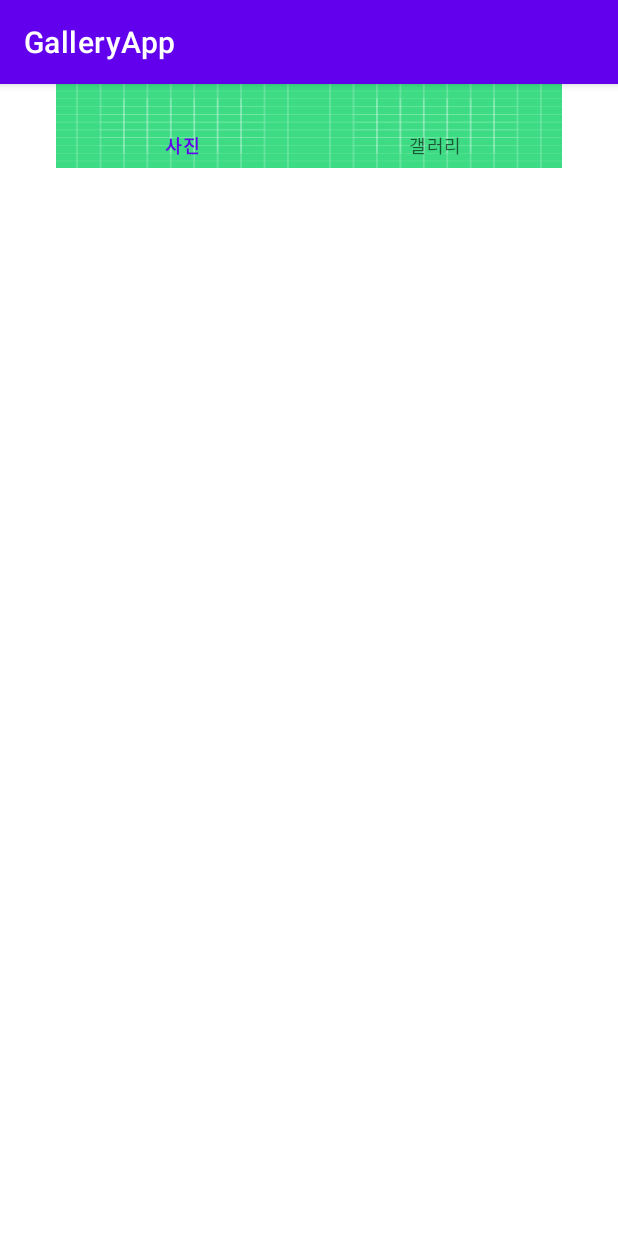
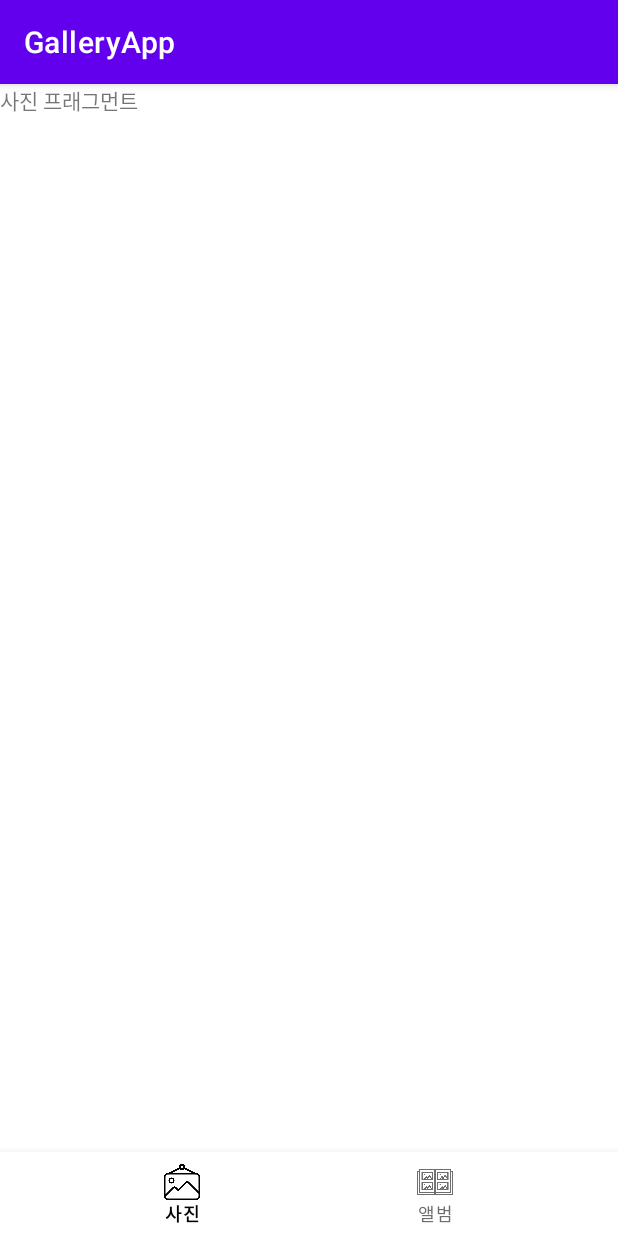
Before and after one commit to hir0122/FacebookGallery, an Android app: the screen it shows after launch (MainActivity), on a phone screen of 412 x 824 dp. Run offline under Robolectric (Android 15) with nearby library versions, the phone set to English and light mode, and no system bars.

Commit message:
navigation에서 Binary XML file line 오류 발생

```diff
--- a/app/build.gradle
+++ b/app/build.gradle
@@ -32,12 +32,12 @@ dependencies {
 
     implementation 'androidx.appcompat:appcompat:1.2.0'
     implementation 'com.google.android.material:material:1.2.1'
+    implementation 'com.google.android.material:material:1.0.0'
     implementation 'androidx.constraintlayout:constraintlayout:2.0.4'
-    implementation 'com.google.android.material:material:1.0.0'
     implementation 'androidx.legacy:legacy-support-v4:1.0.0'
     testImplementation 'junit:junit:4.+'
     androidTestImplementation 'androidx.test.ext:junit:1.1.2'
     androidTestImplementation 'androidx.test.espresso:espresso-core:3.3.0'
 
-    implementation 'com.facebook.android:facebook-android-sdk:[5,6)'
+    //implementation 'com.facebook.android:facebook-android-sdk:5.15.3'
 }
--- a/app/src/main/java/com/app/galleryapp/Fragment/AlbumMainFragment.java
+++ b/app/src/main/java/com/app/galleryapp/Fragment/AlbumMainFragment.java
@@ -10,52 +10,7 @@ import android.view.ViewGroup;
 
 import com.app.galleryapp.R;
 
-/**
- * A simple {@link Fragment} subclass.
- * Use the {@link AlbumMainFragment#newInstance} factory method to
- * create an instance of this fragment.
- */
 public class AlbumMainFragment extends Fragment {
-
-    // TODO: Rename parameter arguments, choose names that match
-    // the fragment initialization parameters, e.g. ARG_ITEM_NUMBER
-    private static final String ARG_PARAM1 = "param1";
-    private static final String ARG_PARAM2 = "param2";
-
-    // TODO: Rename and change types of parameters
-    private String mParam1;
-    private String mParam2;
-
-    public AlbumMainFragment() {
-        // Required empty public constructor
-    }
-
-    /**
-     * Use this factory method to create a new instance of
-     * this fragment using the provided parameters.
-     *
-     * @param param1 Parameter 1.
-     * @param param2 Parameter 2.
-     * @return A new instance of fragment AlbumMainFragment.
-     */
-    // TODO: Rename and change types and number of parameters
-    public static AlbumMainFragment newInstance(String param1, String param2) {
-        AlbumMainFragment fragment = new AlbumMainFragment();
-        Bundle args = new Bundle();
-        args.putString(ARG_PARAM1, param1);
-        args.putString(ARG_PARAM2, param2);
-        fragment.setArguments(args);
-        return fragment;
-    }
-
-    @Override
-    public void onCreate(Bundle savedInstanceState) {
-        super.onCreate(savedInstanceState);
-        if (getArguments() != null) {
-            mParam1 = getArguments().getString(ARG_PARAM1);
-            mParam2 = getArguments().getString(ARG_PARAM2);
-        }
-    }
 
     @Override
     public View onCreateView(LayoutInflater inflater, ViewGroup container,
--- a/app/src/main/java/com/app/galleryapp/Fragment/PhotoMainFragment.java
+++ b/app/src/main/java/com/app/galleryapp/Fragment/PhotoMainFragment.java
@@ -10,52 +10,7 @@ import android.view.ViewGroup;
 
 import com.app.galleryapp.R;
 
-/**
- * A simple {@link Fragment} subclass.
- * Use the {@link PhotoMainFragment#newInstance} factory method to
- * create an instance of this fragment.
- */
 public class PhotoMainFragment extends Fragment {
-
-    // TODO: Rename parameter arguments, choose names that match
-    // the fragment initialization parameters, e.g. ARG_ITEM_NUMBER
-    private static final String ARG_PARAM1 = "param1";
-    private static final String ARG_PARAM2 = "param2";
-
-    // TODO: Rename and change types of parameters
-    private String mParam1;
-    private String mParam2;
-
-    public PhotoMainFragment() {
-        // Required empty public constructor
-    }
-
-    /**
-     * Use this factory method to create a new instance of
-     * this fragment using the provided parameters.
-     *
-     * @param param1 Parameter 1.
-     * @param param2 Parameter 2.
-     * @return A new instance of fragment PhotoMainFragment.
-     */
-    // TODO: Rename and change types and number of parameters
-    public static PhotoMainFragment newInstance(String param1, String param2) {
-        PhotoMainFragment fragment = new PhotoMainFragment();
-        Bundle args = new Bundle();
-        args.putString(ARG_PARAM1, param1);
-        args.putString(ARG_PARAM2, param2);
-        fragment.setArguments(args);
-        return fragment;
-    }
-
-    @Override
-    public void onCreate(Bundle savedInstanceState) {
-        super.onCreate(savedInstanceState);
-        if (getArguments() != null) {
-            mParam1 = getArguments().getString(ARG_PARAM1);
-            mParam2 = getArguments().getString(ARG_PARAM2);
-        }
-    }
 
     @Override
     public View onCreateView(LayoutInflater inflater, ViewGroup container,
--- a/app/src/main/java/com/app/galleryapp/MainActivity.java
+++ b/app/src/main/java/com/app/galleryapp/MainActivity.java
@@ -3,6 +3,8 @@ package com.app.galleryapp;
 import androidx.annotation.NonNull;
 import androidx.appcompat.app.AppCompatActivity;
 import androidx.fragment.app.Fragment;
+import androidx.fragment.app.FragmentManager;
+import androidx.fragment.app.FragmentTransaction;
 
 import android.os.Bundle;
 import android.view.MenuItem;
@@ -13,6 +15,10 @@ import com.google.android.material.bottomnavigation.BottomNavigationView;
 
 public class MainActivity extends AppCompatActivity {
 
+    // FramLayout에 각 메뉴의 Fragment를 바꿔 준다
+    private FragmentManager fragmentManager=getSupportFragmentManager();
+
+    // 2개의 메뉴에 들어갈 Fragment들
     Fragment photoFrag;
     Fragment albumFrag;
 
@@ -25,9 +31,11 @@ public class MainActivity extends AppCompatActivity {
         albumFrag=new AlbumMainFragment();
 
         // 초기화면 설정
-        getSupportFragmentManager().beginTransaction().replace(R.id.container, photoFrag).commit();
+        FragmentTransaction transaction=fragmentManager.beginTransaction();
+        transaction.replace(R.id.frameLayout, photoFrag).commitAllowingStateLoss();
 
-        BottomNavigationView bottomNavigationView=findViewById(R.id.bottom);
+        BottomNavigationView bottomNavigationView=findViewById(R.id.bottom_navigation);
+
         bottomNavigationView.setOnNavigationItemSelectedListener(
                 new BottomNavigationView.OnNavigationItemSelectedListener(){
                     @Override
--- /dev/null
+++ b/app/src/main/res/drawable/menu_selector_color.xml
@@ -0,0 +1,5 @@
+<?xml version="1.0" encoding="utf-8"?>
+<selector xmlns:android="http://schemas.android.com/apk/res/android">
+    <item android:color="#000000" android:state_checked="true" />
+    <item android:color="#6E6E6E" android:state_checked="false" />
+</selector>
--- a/app/src/main/res/layout/activity_main.xml
+++ b/app/src/main/res/layout/activity_main.xml
@@ -1,16 +1,31 @@
 <?xml version="1.0" encoding="utf-8"?>
-<LinearLayout xmlns:android="http://schemas.android.com/apk/res/android"
+<androidx.constraintlayout.widget.ConstraintLayout xmlns:android="http://schemas.android.com/apk/res/android"
     xmlns:app="http://schemas.android.com/apk/res-auto"
     android:layout_width="match_parent"
-    android:layout_height="wrap_content"
-    >
+    android:layout_height="match_parent"
+    xmlns:tools="http://schemas.android.com/tools"
+    android:orientation="vertical"
+    tools:context=".MainActivity">
 
+    <FrameLayout
+        android:id="@+id/frameLayout"
+        android:layout_width="match_parent"
+        android:layout_height="match_parent"
+        app:layout_constraintBottom_toTopOf="@id/bottom_navigation"
+        app:layout_constraintStart_toStartOf="parent"
+        app:layout_constraintEnd_toEndOf="parent"
+        app:layout_constraintTop_toTopOf="parent"
+        />
     <com.google.android.material.bottomnavigation.BottomNavigationView
         android:id="@+id/bottom_navigation"
         android:layout_width="match_parent"
         android:layout_height="wrap_content"
         android:layout_gravity="bottom"
-        app:itemBackground="@drawable/ic_launcher_background"
-        app:labelVisibilityMode="labeled"
-        app:menu="@menu/bottom_navigation_menu"/>
-</LinearLayout>
+        app:menu="@menu/bottom_navigation_menu"
+        app:itemIconTint="@drawable/menu_selector_color"
+        app:itemTextColor="@drawable/menu_selector_color"
+        app:layout_constraintStart_toStartOf="parent"
+        app:layout_constraintEnd_toEndOf="parent"
+        app:layout_constraintBottom_toBottomOf="parent"
+        />
+</androidx.constraintlayout.widget.ConstraintLayout>
--- a/app/src/main/res/layout/fragment_album_main.xml
+++ b/app/src/main/res/layout/fragment_album_main.xml
@@ -1,5 +1,5 @@
 <?xml version="1.0" encoding="utf-8"?>
-<FrameLayout xmlns:android="http://schemas.android.com/apk/res/android"
+<androidx.constraintlayout.widget.ConstraintLayout xmlns:android="http://schemas.android.com/apk/res/android"
     xmlns:tools="http://schemas.android.com/tools"
     android:layout_width="match_parent"
     android:layout_height="match_parent"
@@ -11,4 +11,4 @@
         android:layout_height="match_parent"
         android:text="앨범 프래그먼트" />
 
-</FrameLayout>
+</androidx.constraintlayout.widget.ConstraintLayout>
--- a/app/src/main/res/layout/fragment_photo_main.xml
+++ b/app/src/main/res/layout/fragment_photo_main.xml
@@ -1,5 +1,5 @@
 <?xml version="1.0" encoding="utf-8"?>
-<FrameLayout xmlns:android="http://schemas.android.com/apk/res/android"
+<androidx.constraintlayout.widget.ConstraintLayout xmlns:android="http://schemas.android.com/apk/res/android"
     xmlns:tools="http://schemas.android.com/tools"
     android:layout_width="match_parent"
     android:layout_height="match_parent"
@@ -11,4 +11,4 @@
         android:layout_height="match_parent"
         android:text="사진 프래그먼트" />
 
-</FrameLayout>
+</androidx.constraintlayout.widget.ConstraintLayout>
--- a/app/src/main/res/menu/bottom_navigation_menu.xml
+++ b/app/src/main/res/menu/bottom_navigation_menu.xml
@@ -3,9 +3,11 @@
     <item
         android:id="@+id/PHOTO_ITEM"
         android:enabled="true"
+        android:icon="@drawable/photo"
         android:title="@string/MAIN_PHOTO_MENU_STRING" />
     <item
         android:id="@+id/GALLERY_ITEM"
         android:enabled="true"
+        android:icon="@drawable/album"
         android:title="@string/MAIN_GALLERY_MENU_STRING" />
 </menu>
--- a/app/src/main/res/values/strings.xml
+++ b/app/src/main/res/values/strings.xml
@@ -4,5 +4,5 @@
     <!-- TODO: Remove or change this placeholder text -->
     <string name="hello_blank_fragment">Hello blank fragment</string>
     <string name="MAIN_PHOTO_MENU_STRING">사진</string>
-    <string name="MAIN_GALLERY_MENU_STRING">갤러리</string>
+    <string name="MAIN_GALLERY_MENU_STRING">앨범</string>
 </resources>
--- a/build.gradle
+++ b/build.gradle
@@ -5,7 +5,7 @@ buildscript {
         jcenter()
     }
     dependencies {
-        classpath "com.android.tools.build:gradle:4.1.0"
+        classpath 'com.android.tools.build:gradle:4.1.1'
 
         // NOTE: Do not place your application dependencies here; they belong
         // in the individual module build.gradle files
```
Also changed, not shown: app/src/main/res/drawable-v24/album.png (added), app/src/main/res/drawable-v24/click_album.png (added), app/src/main/res/drawable-v24/click_photo.png (added), app/src/main/res/drawable-v24/photo.png (added).
